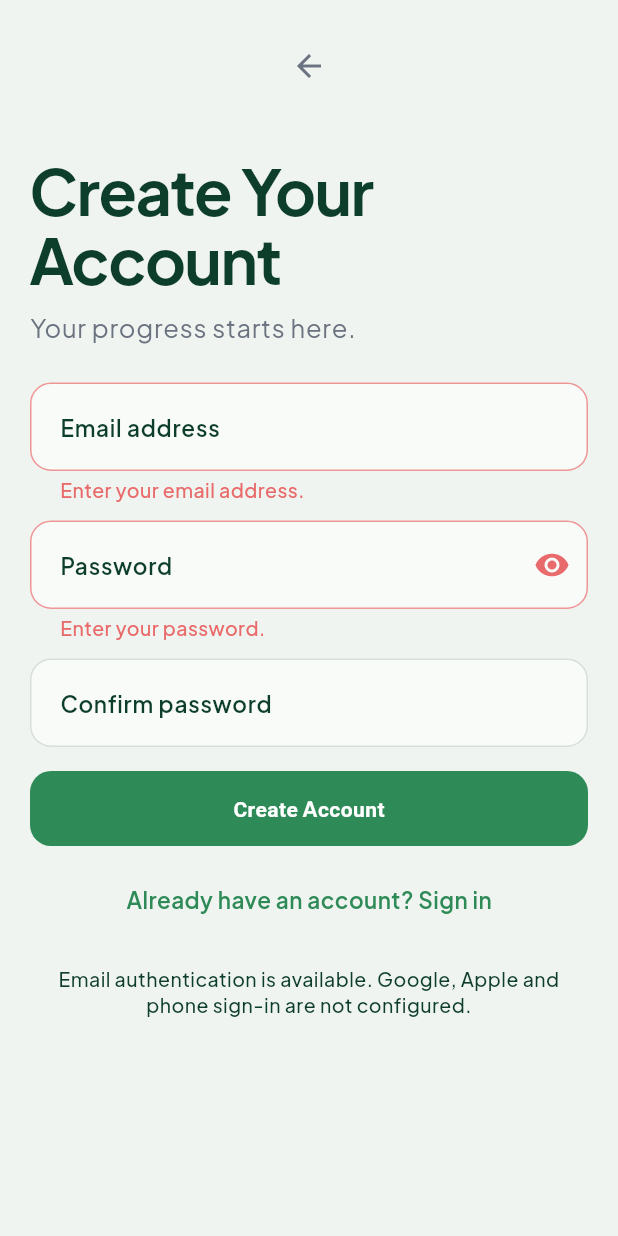
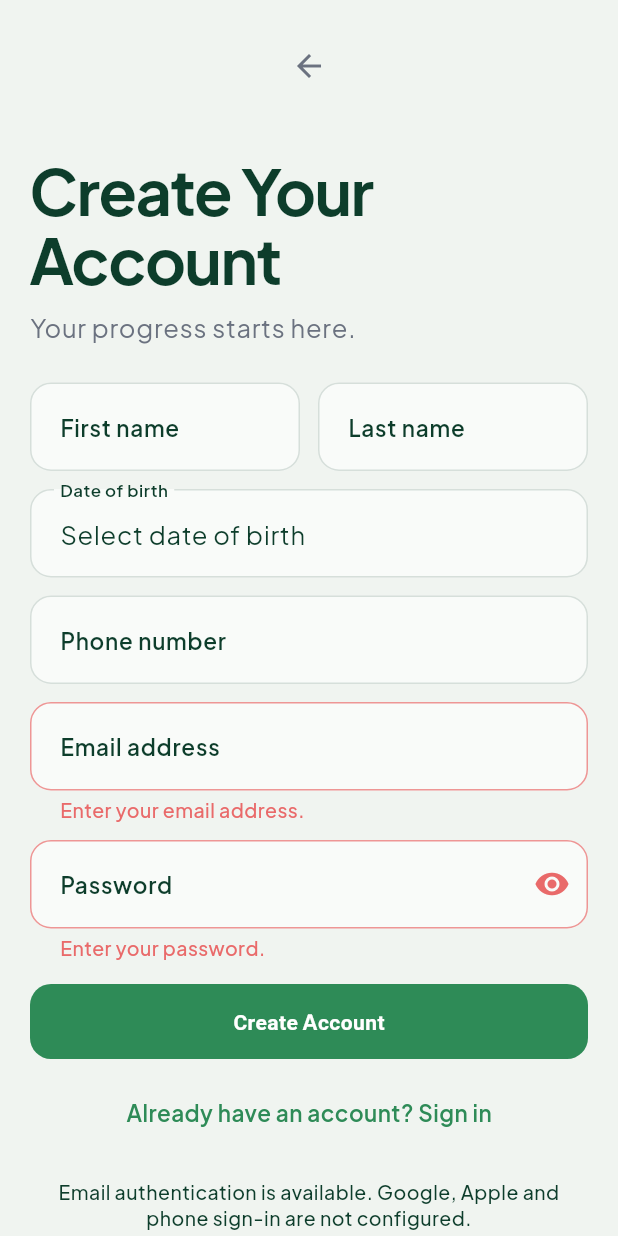
Before and after one commit to Akindiormi/pulse, a Flutter app: the AuthScreen screen opened by its route, after a tap on "Create Account", on a phone screen of 412 x 824 dp. Run offline on Flutter 3.47's test engine with Material 3 defaults, Android fonts, the phone set to English and light mode, and no system bars; our stand-ins replace firebase_analytics, firebase_core, firebase_crashlytics, firebase_messaging, flutter_riverpod, flutter_timezone and 6 more; accounts and stored records are empty; statements that could not run were skipped.

Commit message:
feat(auth): collect identity fields at signup, drop confirm-password
Signup now asks for first name, last name, date of birth, phone
number, email, and password all on one screen -- account creation and
identity collection happen together instead of deferring name to a
separate personalization step.

- Migration 0012: adds first_name, last_name, date_of_birth,
  phone_number to profiles. display_name is left untouched (still
  populated from first_name at creation) so every existing read of
  display_name -- Today's greeting, Profile, Splash -- keeps working
  with no changes.
- UserRepository.createOrUpdateUser gains optional named params for
  the new fields; the one real implementation and both call sites
  updated, no test fakes existed for this interface so nothing else
  to touch.
- AuthScreen: new fields only render in signup mode (sign in stays
  email+password only). Confirm-password field removed -- the
  existing show/hide toggle already covers catching a typo, so the
  extra field was pure friction with no real benefit.
- Profile write happens after auth succeeds, inside the try/catch so
  a failed profile write can't strand someone on the signup screen
  after their account was already created.
- Added stable Keys to the email/password fields so widget tests
  don't break every time a field gets added/reordered on this screen
  again in the future.

```diff
--- a/lib/core/database/supabase_repositories.dart
+++ b/lib/core/database/supabase_repositories.dart
@@ -13,7 +13,25 @@ import 'repositories.dart';
 class SupabaseUserRepository implements UserRepository {
   SupabaseUserRepository(this.supabase);
   final SupabaseClient supabase;
-  @override Future<void> createOrUpdateUser({required String uid, String? displayName, String? photoUrl}) async => await supabase.from('profiles').upsert({'id': uid, if (displayName != null) 'display_name': displayName, if (photoUrl != null) 'photo_url': photoUrl});
+  @override
+  Future<void> createOrUpdateUser({
+    required String uid,
+    String? displayName,
+    String? photoUrl,
+    String? firstName,
+    String? lastName,
+    DateTime? dateOfBirth,
+    String? phoneNumber,
+  }) async =>
+      await supabase.from('profiles').upsert({
+        'id': uid,
+        if (displayName != null) 'display_name': displayName,
+        if (photoUrl != null) 'photo_url': photoUrl,
+        if (firstName != null) 'first_name': firstName,
+        if (lastName != null) 'last_name': lastName,
+        if (dateOfBirth != null) 'date_of_birth': dateOfBirth.toIso8601String().split('T').first,
+        if (phoneNumber != null) 'phone_number': phoneNumber,
+      });
   @override Future<void> updateProfileFields({required String uid, required Map<String, dynamic> fields}) async => await supabase.from('profiles').update(_toSnakeCase(UserProfileUpdate(fields).toFirestore())).eq('id', uid);
   @override Future<Map<String, dynamic>?> getUser(String uid) async { final row = await supabase.from('profiles').select().eq('id', uid).maybeSingle(); return row == null ? null : _profileToModelMap(row); }
   @override Future<UserModel?> getUserModel(String uid) async { final data = await getUser(uid); return data == null ? null : UserModel.fromMap(uid, data); }
--- a/lib/features/auth/presentation/auth_screen.dart
+++ b/lib/features/auth/presentation/auth_screen.dart
@@ -27,12 +27,16 @@ class _AuthScreenState extends ConsumerState<AuthScreen> {
   _AuthMode mode = _AuthMode.entry;
   final email = TextEditingController();
   final password = TextEditingController();
-  final confirm = TextEditingController();
+  final firstName = TextEditingController();
+  final lastName = TextEditingController();
+  final phone = TextEditingController();
+  DateTime? dateOfBirth;
   final emailFocus = FocusNode();
   final passwordFocus = FocusNode();
   bool obscure = true;
   bool emailTouched = false;
   bool passwordTouched = false;
+  bool identityTouched = false;
   bool submittedSuccessfully = false;
 
   @override
@@ -65,7 +69,9 @@ class _AuthScreenState extends ConsumerState<AuthScreen> {
     passwordFocus.removeListener(_onFocusChange);
     email.dispose();
     password.dispose();
-    confirm.dispose();
+    firstName.dispose();
+    lastName.dispose();
+    phone.dispose();
     emailFocus.dispose();
     passwordFocus.dispose();
     super.dispose();
@@ -84,13 +90,54 @@ class _AuthScreenState extends ConsumerState<AuthScreen> {
     return null;
   }
 
+  String? validateFirstName() {
+    final value = firstName.text.trim();
+    if (value.isEmpty) return 'Enter your first name.';
+    if (value.length < 2) return 'First name is too short.';
+    return null;
+  }
+
+  String? validateLastName() {
+    final value = lastName.text.trim();
+    if (value.isEmpty) return 'Enter your last name.';
+    if (value.length < 2) return 'Last name is too short.';
+    return null;
+  }
+
+  String? validateDateOfBirth() {
+    if (dateOfBirth == null) return 'Enter your date of birth.';
+    final now = DateTime.now();
+    if (dateOfBirth!.isAfter(now)) return 'That date is in the future.';
+    if (now.difference(dateOfBirth!).inDays > 365 * 120) return 'Enter a valid date of birth.';
+    return null;
+  }
+
+  String? validatePhone() {
+    final digits = phone.text.replaceAll(RegExp(r'[^0-9+]'), '');
+    if (digits.isEmpty) return 'Enter your phone number.';
+    if (digits.replaceAll('+', '').length < 7) return 'Enter a valid phone number.';
+    return null;
+  }
+
+  Future<void> _pickDateOfBirth() async {
+    final now = DateTime.now();
+    final picked = await showDatePicker(
+      context: context,
+      initialDate: dateOfBirth ?? DateTime(now.year - 18, now.month, now.day),
+      firstDate: DateTime(now.year - 120),
+      lastDate: now,
+    );
+    if (picked != null && mounted) setState(() => dateOfBirth = picked);
+  }
+
   Future<void> submit() async {
     FocusScope.of(context).unfocus();
     final emailError = validateEmail();
     final passwordError = mode == _AuthMode.reset ? null : validatePassword();
-    final mismatch = mode == _AuthMode.signUp && password.text != confirm.text;
-    if (emailError != null || passwordError != null || mismatch) {
-      setState(() {});
+    final signUp = mode == _AuthMode.signUp;
+    final identityError = signUp && (validateFirstName() != null || validateLastName() != null || validateDateOfBirth() != null || validatePhone() != null);
+    if (emailError != null || passwordError != null || identityError) {
+      setState(() => identityTouched = true);
       return;
     }
 
@@ -107,7 +154,6 @@ class _AuthScreenState extends ConsumerState<AuthScreen> {
       return;
     }
 
-    final signUp = mode == _AuthMode.signUp;
     if (signUp) {
       await analytics.logSignUpStarted();
     } else {
@@ -133,6 +179,26 @@ class _AuthScreenState extends ConsumerState<AuthScreen> {
 
     if (result.status == AuthStatus.authenticated) {
       if (signUp) {
+        // Identity fields live on profiles, not auth.users -- write them now
+        // that we have an authenticated session (RLS requires id = auth.uid()).
+        // display_name is set from firstName so the existing greeting/profile
+        // reads keep working unchanged.
+        if (result.uid != null) {
+          try {
+            await ref.read(userRepositoryProvider).createOrUpdateUser(
+                  uid: result.uid!,
+                  displayName: firstName.text.trim(),
+                  firstName: firstName.text.trim(),
+                  lastName: lastName.text.trim(),
+                  dateOfBirth: dateOfBirth,
+                  phoneNumber: phone.text.trim(),
+                );
+          } catch (_) {
+            // Account creation already succeeded; a failed profile write here
+            // shouldn't strand the user on the signup screen. Profile setup
+            // can still complete this from /home if needed.
+          }
+        }
         await analytics.logSignUp();
       } else {
         await analytics.logLogin();
@@ -211,7 +277,54 @@ class _AuthScreenState extends ConsumerState<AuthScreen> {
                 style: Theme.of(context).textTheme.bodyLarge?.copyWith(color: Theme.of(context).colorScheme.onSurfaceVariant),
               ),
               const SizedBox(height: PulseSpace.xxl),
+              if (mode == _AuthMode.signUp) ...[
+                Row(children: [
+                  Expanded(
+                    child: TextField(
+                      controller: firstName,
+                      textCapitalization: TextCapitalization.words,
+                      textInputAction: TextInputAction.next,
+                      autofillHints: const [AutofillHints.givenName],
+                      decoration: InputDecoration(labelText: 'First name', errorText: identityTouched ? validateFirstName() : null),
+                      onChanged: (_) => setState(() {}),
+                    ),
+                  ),
+                  const SizedBox(width: PulseSpace.md),
+                  Expanded(
+                    child: TextField(
+                      controller: lastName,
+                      textCapitalization: TextCapitalization.words,
+                      textInputAction: TextInputAction.next,
+                      autofillHints: const [AutofillHints.familyName],
+                      decoration: InputDecoration(labelText: 'Last name', errorText: identityTouched ? validateLastName() : null),
+                      onChanged: (_) => setState(() {}),
+                    ),
+                  ),
+                ]),
+                const SizedBox(height: PulseSpace.md),
+                InkWell(
+                  onTap: _pickDateOfBirth,
+                  child: InputDecorator(
+                    decoration: InputDecoration(labelText: 'Date of birth', errorText: identityTouched ? validateDateOfBirth() : null),
+                    child: Text(
+                      dateOfBirth == null ? 'Select date of birth' : '${dateOfBirth!.year}-${dateOfBirth!.month.toString().padLeft(2, '0')}-${dateOfBirth!.day.toString().padLeft(2, '0')}',
+                      style: Theme.of(context).textTheme.bodyLarge,
+                    ),
+                  ),
+                ),
+                const SizedBox(height: PulseSpace.md),
+                TextField(
+                  controller: phone,
+                  keyboardType: TextInputType.phone,
+                  textInputAction: TextInputAction.next,
+                  autofillHints: const [AutofillHints.telephoneNumber],
+                  decoration: InputDecoration(labelText: 'Phone number', errorText: identityTouched ? validatePhone() : null),
+                  onChanged: (_) => setState(() {}),
+                ),
+                const SizedBox(height: PulseSpace.md),
+              ],
               TextField(
+                key: const Key('auth-email-field'),
                 controller: email,
                 focusNode: emailFocus,
                 keyboardType: TextInputType.emailAddress,
@@ -224,6 +337,7 @@ class _AuthScreenState extends ConsumerState<AuthScreen> {
               if (mode != _AuthMode.reset) ...[
                 const SizedBox(height: PulseSpace.md),
                 TextField(
+                  key: const Key('auth-password-field'),
                   controller: password,
                   focusNode: passwordFocus,
                   obscureText: obscure,
@@ -239,22 +353,8 @@ class _AuthScreenState extends ConsumerState<AuthScreen> {
                     ),
                   ),
                   onChanged: (_) => setState(() {}),
-                  onSubmitted: (_) => mode == _AuthMode.signIn ? submit() : FocusScope.of(context).nextFocus(),
+                  onSubmitted: (_) => mode == _AuthMode.signIn ? submit() : submit(),
                 ),
-                if (mode == _AuthMode.signUp) ...[
-                  const SizedBox(height: PulseSpace.md),
-                  TextField(
-                    controller: confirm,
-                    obscureText: obscure,
-                    textInputAction: TextInputAction.done,
-                    decoration: InputDecoration(
-                      labelText: 'Confirm password',
-                      errorText: confirm.text.isNotEmpty && confirm.text != password.text ? 'Passwords don’t match.' : null,
-                    ),
-                    onChanged: (_) => setState(() {}),
-                    onSubmitted: (_) => submit(),
-                  ),
-                ],
               ],
               const SizedBox(height: PulseSpace.lg),
               PulseMotionBoundaryV2(
```
Also changed, not shown: lib/core/database/repositories.dart (+9 -1 lines), 2 other files.
